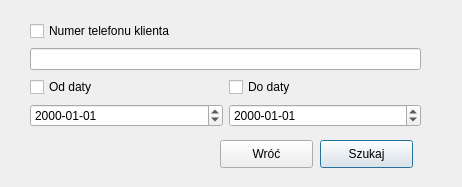
Before: the Qt Designer form Szukajki/szukajklienta.ui in margap1998/Bazy-danych-taxi, drawn with Qt 5.
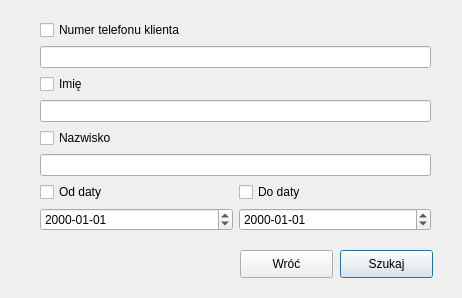
After: the same form once the commit is applied.

```diff
--- a/Szukajki/szukajklienta.ui
+++ b/Szukajki/szukajklienta.ui
@@ -7,7 +7,7 @@
     <x>0</x>
     <y>0</y>
     <width>462</width>
-    <height>187</height>
+    <height>298</height>
    </rect>
   </property>
   <property name="windowTitle">
@@ -16,8 +16,8 @@
   <widget class="QPushButton" name="szukajButton">
    <property name="geometry">
     <rect>
-     <x>320</x>
-     <y>140</y>
+     <x>340</x>
+     <y>250</y>
      <width>93</width>
      <height>28</height>
     </rect>
@@ -29,8 +29,8 @@
   <widget class="QPushButton" name="wrocButton">
    <property name="geometry">
     <rect>
-     <x>220</x>
-     <y>140</y>
+     <x>240</x>
+     <y>250</y>
      <width>93</width>
      <height>28</height>
     </rect>
@@ -42,44 +42,41 @@
   <widget class="QWidget" name="gridLayoutWidget">
    <property name="geometry">
     <rect>
-     <x>30</x>
+     <x>40</x>
      <y>20</y>
      <width>391</width>
-     <height>111</height>
+     <height>212</height>
     </rect>
    </property>
    <layout class="QGridLayout" name="gridLayout">
-    <item row="2" column="0" colspan="2">
-     <widget class="QLineEdit" name="NumerLineEdit"/>
+    <item row="9" column="0">
+     <widget class="QDateEdit" name="odDateEdit">
+      <property name="displayFormat">
+       <string>yyyy-MM-dd</string>
+      </property>
+     </widget>
     </item>
-    <item row="4" column="0">
+    <item row="9" column="1">
+     <widget class="QDateEdit" name="doDateEdit">
+      <property name="displayFormat">
+       <string>yyyy-MM-dd</string>
+      </property>
+     </widget>
+    </item>
+    <item row="8" column="0">
      <widget class="QCheckBox" name="odCheckBox">
       <property name="text">
        <string>Od daty</string>
       </property>
      </widget>
     </item>
-    <item row="4" column="1">
+    <item row="8" column="1">
      <widget class="QCheckBox" name="DocheckBox">
       <property name="text">
        <string>Do daty</string>
       </property>
      </widget>
     </item>
-    <item row="5" column="1">
-     <widget class="QDateEdit" name="doDateEdit">
-      <property name="displayFormat">
-       <string>yyyy-MM-dd</string>
-      </property>
-     </widget>
-    </item>
-    <item row="5" column="0">
-     <widget class="QDateEdit" name="odDateEdit">
-      <property name="displayFormat">
-       <string>yyyy-MM-dd</string>
-      </property>
-     </widget>
-    </item>
     <item row="1" column="0" colspan="2">
      <widget class="QCheckBox" name="numerCheckBox">
       <property name="text">
@@ -87,6 +84,29 @@
       </property>
      </widget>
     </item>
+    <item row="2" column="0" colspan="2">
+     <widget class="QLineEdit" name="NumerLineEdit"/>
+    </item>
+    <item row="4" column="0" colspan="2">
+     <widget class="QLineEdit" name="imieLE"/>
+    </item>
+    <item row="7" column="0" colspan="2">
+     <widget class="QLineEdit" name="NazwiskoLE"/>
+    </item>
+    <item row="3" column="0" colspan="2">
+     <widget class="QCheckBox" name="imieCB">
+      <property name="text">
+       <string>Imię</string>
+      </property>
+     </widget>
+    </item>
+    <item row="6" column="0" colspan="2">
+     <widget class="QCheckBox" name="nazwiskoCB">
+      <property name="text">
+       <string>Nazwisko</string>
+      </property>
+     </widget>
+    </item>
    </layout>
   </widget>
  </widget>
```
